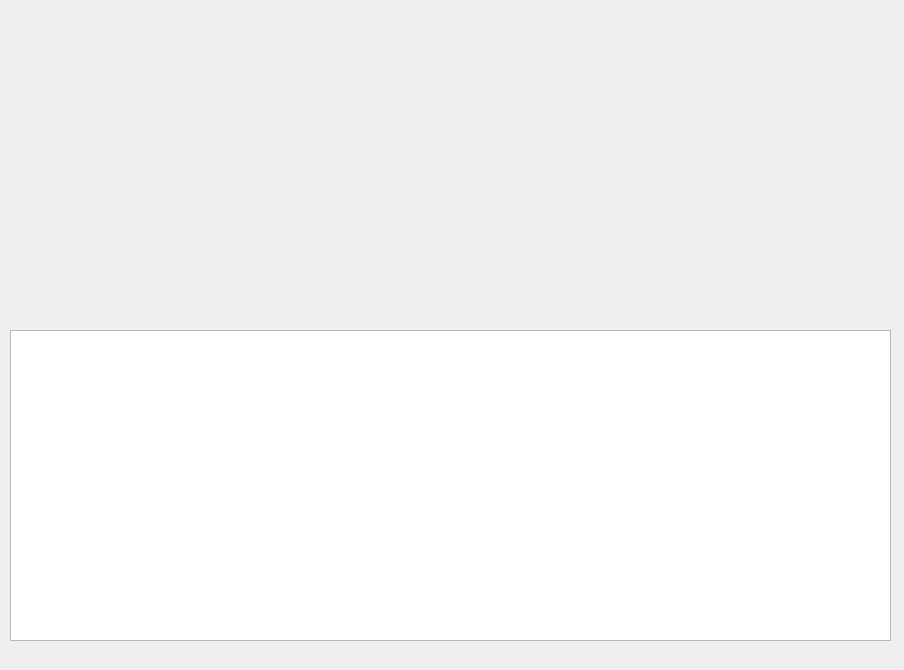
The window that 3 cource/1 sem/python/labs/Python_Lab4/lab4.ui (Kniger33/Institute) describes before a commit, drawn with Qt 5.
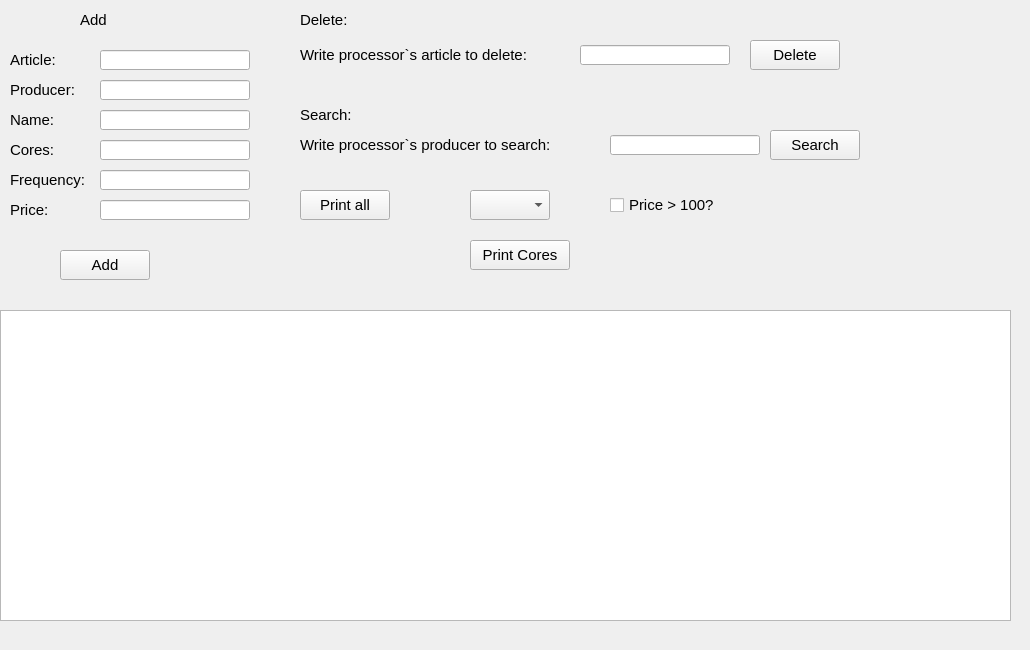
The same window after the commit.

What changed in the file:
```diff
--- a/3 cource/1 sem/python/labs/Python_Lab4/lab4.ui
+++ b/3 cource/1 sem/python/labs/Python_Lab4/lab4.ui
@@ -6,10 +6,28 @@
    <rect>
     <x>0</x>
     <y>0</y>
-    <width>904</width>
-    <height>670</height>
+    <width>1030</width>
+    <height>650</height>
    </rect>
   </property>
+  <property name="sizePolicy">
+   <sizepolicy hsizetype="Fixed" vsizetype="Fixed">
+    <horstretch>0</horstretch>
+    <verstretch>0</verstretch>
+   </sizepolicy>
+  </property>
+  <property name="minimumSize">
+   <size>
+    <width>1030</width>
+    <height>650</height>
+   </size>
+  </property>
+  <property name="maximumSize">
+   <size>
+    <width>1030</width>
+    <height>650</height>
+   </size>
+  </property>
   <property name="acceptDrops">
    <bool>false</bool>
   </property>
@@ -17,15 +35,421 @@
    <string>MainWindow</string>
   </property>
   <widget class="QWidget" name="centralwidget">
-   <widget class="QListView" name="listView">
+   <widget class="QLabel" name="labelArticle">
     <property name="geometry">
      <rect>
       <x>10</x>
-      <y>330</y>
-      <width>881</width>
+      <y>45</y>
+      <width>60</width>
+      <height>30</height>
+     </rect>
+    </property>
+    <property name="font">
+     <font>
+      <pointsize>11</pointsize>
+     </font>
+    </property>
+    <property name="text">
+     <string>Article:</string>
+    </property>
+   </widget>
+   <widget class="QLineEdit" name="editArticle">
+    <property name="geometry">
+     <rect>
+      <x>100</x>
+      <y>50</y>
+      <width>150</width>
+      <height>20</height>
+     </rect>
+    </property>
+   </widget>
+   <widget class="QLabel" name="labelProducer">
+    <property name="geometry">
+     <rect>
+      <x>10</x>
+      <y>75</y>
+      <width>80</width>
+      <height>30</height>
+     </rect>
+    </property>
+    <property name="font">
+     <font>
+      <pointsize>11</pointsize>
+     </font>
+    </property>
+    <property name="text">
+     <string>Producer:</string>
+    </property>
+   </widget>
+   <widget class="QLineEdit" name="editProducer">
+    <property name="geometry">
+     <rect>
+      <x>100</x>
+      <y>80</y>
+      <width>150</width>
+      <height>20</height>
+     </rect>
+    </property>
+   </widget>
+   <widget class="QLabel" name="labelCores">
+    <property name="geometry">
+     <rect>
+      <x>10</x>
+      <y>135</y>
+      <width>80</width>
+      <height>30</height>
+     </rect>
+    </property>
+    <property name="font">
+     <font>
+      <pointsize>11</pointsize>
+     </font>
+    </property>
+    <property name="text">
+     <string>Cores:</string>
+    </property>
+   </widget>
+   <widget class="QLabel" name="labelName">
+    <property name="geometry">
+     <rect>
+      <x>10</x>
+      <y>105</y>
+      <width>80</width>
+      <height>30</height>
+     </rect>
+    </property>
+    <property name="font">
+     <font>
+      <pointsize>11</pointsize>
+     </font>
+    </property>
+    <property name="text">
+     <string>Name:</string>
+    </property>
+   </widget>
+   <widget class="QLabel" name="labelPrice">
+    <property name="geometry">
+     <rect>
+      <x>10</x>
+      <y>195</y>
+      <width>45</width>
+      <height>30</height>
+     </rect>
+    </property>
+    <property name="font">
+     <font>
+      <pointsize>11</pointsize>
+     </font>
+    </property>
+    <property name="text">
+     <string>Price:</string>
+    </property>
+   </widget>
+   <widget class="QLineEdit" name="editName">
+    <property name="geometry">
+     <rect>
+      <x>100</x>
+      <y>110</y>
+      <width>150</width>
+      <height>20</height>
+     </rect>
+    </property>
+   </widget>
+   <widget class="QLineEdit" name="editCores">
+    <property name="geometry">
+     <rect>
+      <x>100</x>
+      <y>140</y>
+      <width>150</width>
+      <height>20</height>
+     </rect>
+    </property>
+   </widget>
+   <widget class="QLineEdit" name="editPrice">
+    <property name="geometry">
+     <rect>
+      <x>100</x>
+      <y>200</y>
+      <width>150</width>
+      <height>20</height>
+     </rect>
+    </property>
+   </widget>
+   <widget class="QPushButton" name="buttonAdd">
+    <property name="geometry">
+     <rect>
+      <x>60</x>
+      <y>250</y>
+      <width>90</width>
+      <height>30</height>
+     </rect>
+    </property>
+    <property name="font">
+     <font>
+      <pointsize>11</pointsize>
+     </font>
+    </property>
+    <property name="text">
+     <string>Add</string>
+    </property>
+   </widget>
+   <widget class="QLabel" name="labelAdd">
+    <property name="geometry">
+     <rect>
+      <x>80</x>
+      <y>5</y>
+      <width>60</width>
+      <height>30</height>
+     </rect>
+    </property>
+    <property name="font">
+     <font>
+      <pointsize>11</pointsize>
+     </font>
+    </property>
+    <property name="text">
+     <string>Add</string>
+    </property>
+   </widget>
+   <widget class="QLabel" name="labelDelete">
+    <property name="geometry">
+     <rect>
+      <x>300</x>
+      <y>5</y>
+      <width>60</width>
+      <height>30</height>
+     </rect>
+    </property>
+    <property name="font">
+     <font>
+      <pointsize>11</pointsize>
+     </font>
+    </property>
+    <property name="text">
+     <string>Delete:</string>
+    </property>
+   </widget>
+   <widget class="QLabel" name="labelDeleteInfo">
+    <property name="geometry">
+     <rect>
+      <x>300</x>
+      <y>40</y>
+      <width>280</width>
+      <height>30</height>
+     </rect>
+    </property>
+    <property name="font">
+     <font>
+      <pointsize>11</pointsize>
+     </font>
+    </property>
+    <property name="text">
+     <string>Write processor`s article to delete:</string>
+    </property>
+   </widget>
+   <widget class="QLineEdit" name="editDeleteArticle">
+    <property name="geometry">
+     <rect>
+      <x>580</x>
+      <y>45</y>
+      <width>150</width>
+      <height>20</height>
+     </rect>
+    </property>
+   </widget>
+   <widget class="QPushButton" name="buttonDelete">
+    <property name="geometry">
+     <rect>
+      <x>750</x>
+      <y>40</y>
+      <width>90</width>
+      <height>30</height>
+     </rect>
+    </property>
+    <property name="font">
+     <font>
+      <pointsize>11</pointsize>
+     </font>
+    </property>
+    <property name="text">
+     <string>Delete</string>
+    </property>
+   </widget>
+   <widget class="QLabel" name="labelSearch">
+    <property name="geometry">
+     <rect>
+      <x>300</x>
+      <y>100</y>
+      <width>60</width>
+      <height>30</height>
+     </rect>
+    </property>
+    <property name="font">
+     <font>
+      <pointsize>11</pointsize>
+     </font>
+    </property>
+    <property name="text">
+     <string>Search:</string>
+    </property>
+   </widget>
+   <widget class="QLabel" name="labelSearchInfo">
+    <property name="geometry">
+     <rect>
+      <x>300</x>
+      <y>130</y>
+      <width>300</width>
+      <height>30</height>
+     </rect>
+    </property>
+    <property name="font">
+     <font>
+      <pointsize>11</pointsize>
+     </font>
+    </property>
+    <property name="text">
+     <string>Write processor`s producer to search:</string>
+    </property>
+   </widget>
+   <widget class="QLineEdit" name="editSearch">
+    <property name="geometry">
+     <rect>
+      <x>610</x>
+      <y>135</y>
+      <width>150</width>
+      <height>20</height>
+     </rect>
+    </property>
+   </widget>
+   <widget class="QPushButton" name="buttonSearch">
+    <property name="geometry">
+     <rect>
+      <x>770</x>
+      <y>130</y>
+      <width>90</width>
+      <height>30</height>
+     </rect>
+    </property>
+    <property name="font">
+     <font>
+      <pointsize>11</pointsize>
+     </font>
+    </property>
+    <property name="text">
+     <string>Search</string>
+    </property>
+   </widget>
+   <widget class="QTableWidget" name="tableResult">
+    <property name="geometry">
+     <rect>
+      <x>0</x>
+      <y>310</y>
+      <width>1011</width>
       <height>311</height>
      </rect>
     </property>
+    <property name="font">
+     <font>
+      <pointsize>11</pointsize>
+     </font>
+    </property>
+   </widget>
+   <widget class="QLabel" name="labelFrequency">
+    <property name="geometry">
+     <rect>
+      <x>10</x>
+      <y>165</y>
+      <width>91</width>
+      <height>30</height>
+     </rect>
+    </property>
+    <property name="font">
+     <font>
+      <pointsize>11</pointsize>
+     </font>
+    </property>
+    <property name="text">
+     <string>Frequency:</string>
+    </property>
+   </widget>
+   <widget class="QLineEdit" name="editFrequency">
+    <property name="geometry">
+     <rect>
+      <x>100</x>
+      <y>170</y>
+      <width>150</width>
+      <height>20</height>
+     </rect>
+    </property>
+   </widget>
+   <widget class="QPushButton" name="buttonPrintAll">
+    <property name="geometry">
+     <rect>
+      <x>300</x>
+      <y>190</y>
+      <width>90</width>
+      <height>30</height>
+     </rect>
+    </property>
+    <property name="font">
+     <font>
+      <pointsize>11</pointsize>
+     </font>
+    </property>
+    <property name="text">
+     <string>Print all</string>
+    </property>
+   </widget>
+   <widget class="QComboBox" name="comboBoxCores">
+    <property name="geometry">
+     <rect>
+      <x>470</x>
+      <y>190</y>
+      <width>80</width>
+      <height>30</height>
+     </rect>
+    </property>
+    <property name="font">
+     <font>
+      <pointsize>11</pointsize>
+     </font>
+    </property>
+   </widget>
+   <widget class="QCheckBox" name="checkBoxPrice">
+    <property name="geometry">
+     <rect>
+      <x>610</x>
+      <y>190</y>
+      <width>130</width>
+      <height>30</height>
+     </rect>
+    </property>
+    <property name="font">
+     <font>
+      <pointsize>11</pointsize>
+     </font>
+    </property>
+    <property name="text">
+     <string>Price &gt; 100?</string>
+    </property>
+   </widget>
+   <widget class="QPushButton" name="buttonPrintByCheckBox">
+    <property name="geometry">
+     <rect>
+      <x>470</x>
+      <y>240</y>
+      <width>100</width>
+      <height>30</height>
+     </rect>
+    </property>
+    <property name="font">
+     <font>
+      <pointsize>11</pointsize>
+     </font>
+    </property>
+    <property name="text">
+     <string>Print Cores</string>
+    </property>
    </widget>
   </widget>
   <widget class="QMenuBar" name="menubar">
```
Left out of the diff: 29 changed lines with no effect on the pictures.
